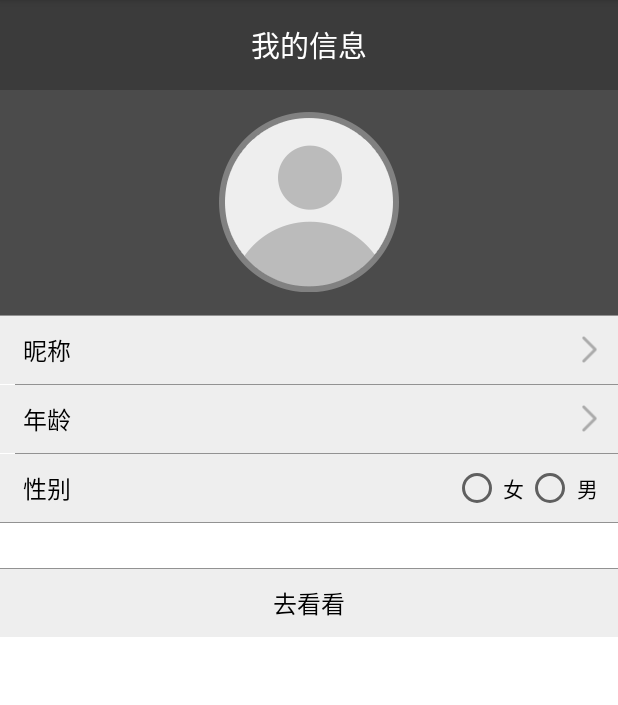
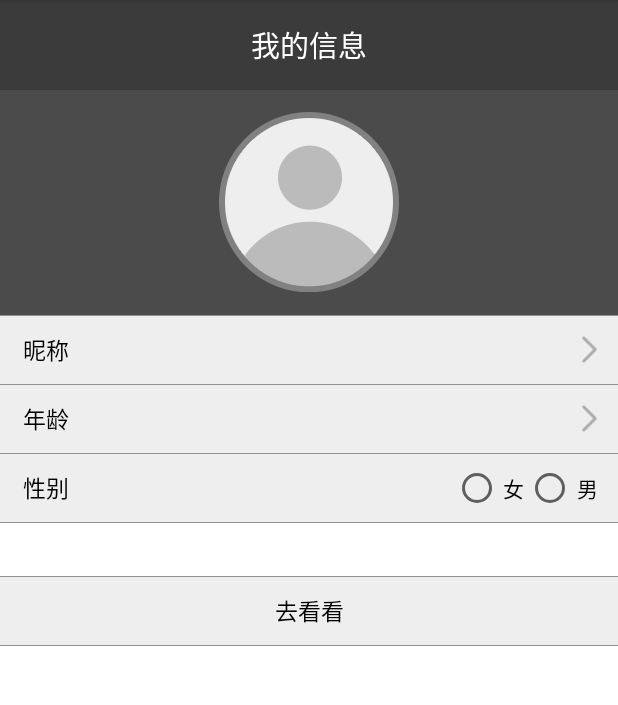
Before and after one commit to sanjeevmoga/nexfi_android_ble, an Android app: the fragment FragmentMine shown on its own in the app's theme, on a phone screen of 412 x 824 dp, the part 84-789 px from its top. Run offline under Robolectric (Android 15) with nearby library versions, the phone set to English and light mode, and no system bars.

Commit message:
调整我的信息界面布局适配，聊天界面的布局

```diff
--- a/app/src/main/AndroidManifest.xml
+++ b/app/src/main/AndroidManifest.xml
@@ -20,6 +20,12 @@
                 <category android:name="android.intent.category.LAUNCHER" />
             </intent-filter>
         </activity>
+        <activity
+            android:name=".activity.GroupChatActivity"
+            android:configChanges="orientation|keyboardHidden"
+            android:launchMode="singleTop"
+            android:screenOrientation="portrait"
+            android:theme="@style/Theme.AppCompat.Light.NoActionBar" />
     </application>
 
 </manifest>
--- a/app/src/main/java/com/nexfi/yuanpeigen/nexfi_android_ble/fragment/FragmentMine.java
+++ b/app/src/main/java/com/nexfi/yuanpeigen/nexfi_android_ble/fragment/FragmentMine.java
@@ -13,7 +13,6 @@ import com.nexfi.yuanpeigen.nexfi_android_ble.R;
  */
 public class FragmentMine extends Fragment {
 
-
     @Override
     public View onCreateView(LayoutInflater inflater, ViewGroup container, Bundle savedInstanceState) {
         View view = inflater.inflate(R.layout.fragment_mine, container, false);
--- a/app/src/main/res/layout/fragment_mine.xml
+++ b/app/src/main/res/layout/fragment_mine.xml
@@ -44,7 +44,7 @@
 
         <View
             android:layout_width="match_parent"
-            android:layout_height="0.4dp"
+            android:layout_height="0.3dp"
             android:background="@color/textNormol" />
 
         <RelativeLayout
@@ -62,7 +62,7 @@
                 android:layout_marginLeft="5dp"
                 android:text="昵称"
                 android:textColor="#000"
-                android:textSize="16sp" />
+                android:textSize="15sp" />
 
             <TextView
                 android:id="@+id/tv_username"
@@ -72,7 +72,7 @@
                 android:layout_toLeftOf="@+id/ImageView"
                 android:gravity="center"
                 android:textColor="#000"
-                android:textSize="16sp" />
+                android:textSize="15sp" />
 
             <ImageView
                 android:id="@+id/ImageView"
@@ -86,8 +86,7 @@
 
         <View
             android:layout_width="match_parent"
-            android:layout_height="0.4dp"
-            android:layout_marginLeft="10dp"
+            android:layout_height="0.3dp"
             android:background="@color/textNormol" />
 
         <RelativeLayout
@@ -105,7 +104,7 @@
                 android:layout_marginLeft="5dp"
                 android:text="年龄"
                 android:textColor="#000"
-                android:textSize="16sp" />
+                android:textSize="15sp" />
 
             <TextView
                 android:id="@+id/tv_userAge"
@@ -115,7 +114,7 @@
                 android:layout_toLeftOf="@+id/ImageView_age"
                 android:gravity="center"
                 android:textColor="#000"
-                android:textSize="16sp" />
+                android:textSize="15sp" />
 
             <ImageView
                 android:id="@+id/ImageView_age"
@@ -129,8 +128,7 @@
 
         <View
             android:layout_width="match_parent"
-            android:layout_height="0.4dp"
-            android:layout_marginLeft="10dp"
+            android:layout_height="0.3dp"
             android:background="@color/textNormol" />
 
         <RelativeLayout
@@ -148,7 +146,7 @@
                 android:layout_marginLeft="5dp"
                 android:text="性别"
                 android:textColor="#000"
-                android:textSize="16sp" />
+                android:textSize="15sp" />
 
             <RadioGroup
                 android:id="@+id/radioGrop"
@@ -185,41 +183,39 @@
         <View
             android:id="@+id/parent"
             android:layout_width="match_parent"
-            android:layout_height="0.4dp"
+            android:layout_height="0.3dp"
             android:background="@color/textNormol" />
 
-        <RelativeLayout
+        <LinearLayout
+            android:id="@+id/layout_show"
             android:layout_width="match_parent"
             android:layout_height="wrap_content"
-            android:layout_marginTop="30dp"
-            android:background="#EEEEEE">
+            android:layout_marginTop="35dp"
+            android:background="#EEEEEE"
+            android:orientation="vertical">
 
             <View
                 android:id="@+id/v1"
                 android:layout_width="match_parent"
-                android:layout_height="0.4dp"
-                android:layout_alignParentTop="true"
+                android:layout_height="0.3dp"
                 android:background="@color/textNormol" />
 
             <Button
                 android:id="@+id/btn_finish"
                 android:layout_width="match_parent"
                 android:layout_height="45dp"
-                android:layout_below="@+id/v1"
                 android:background="@null"
                 android:text="去看看"
                 android:textColor="#000"
-                android:textSize="16sp" />
+                android:textSize="15sp" />
 
             <View
                 android:id="@+id/v2"
                 android:layout_width="match_parent"
-                android:layout_height="0.4dp"
-                android:layout_alignParentTop="true"
-                android:layout_below="@+id/btn_finish"
+                android:layout_height="0.3dp"
                 android:background="@color/textNormol" />
 
-        </RelativeLayout>
+        </LinearLayout>
 
     </LinearLayout>
 </LinearLayout>
```
Also changed, not shown: app/src/main/java/com/nexfi/yuanpeigen/nexfi_android_ble/fragment/FragmentNearby.java (+62 -2 lines), app/src/main/res/layout/fragment_nearby.xml (+9 -0 lines).
